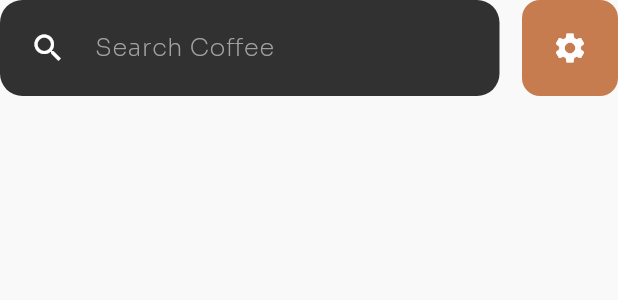
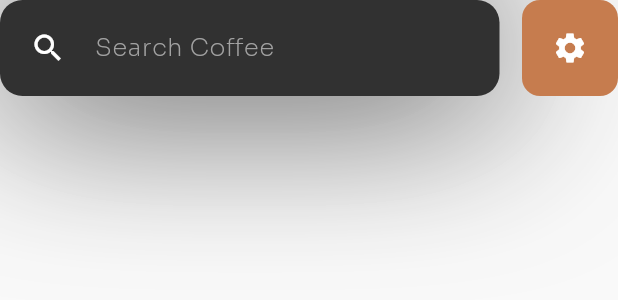
Before and after one commit to Reh4m/flutter-coffee-shop-app, a Flutter app: the SearchWidget widget shown alone on an empty page, opened directly, on a phone screen of 412 x 824 dp. Shown: the top 300 px of the screen. Run offline on Flutter 3.47's test engine with Material 3 defaults, Android fonts, the phone set to English and light mode, and no system bars; our stand-ins replace google_fonts.

Commit message:
Chore: Box Shadow added to Search TextField

```diff
--- a/lib/src/screens/home/widgets/search_widget.dart
+++ b/lib/src/screens/home/widgets/search_widget.dart
@@ -17,6 +17,13 @@ class SearchWidget extends StatelessWidget {
               decoration: BoxDecoration(
                 color: LightTheme.darkGrey,
                 borderRadius: BorderRadius.all(Radius.circular(15)),
+                boxShadow: [
+                  BoxShadow(
+                    color: Colors.black87,
+                    blurRadius: 100,
+                    spreadRadius: 1,
+                  ),
+                ],
               ),
               child: TextField(
                 style: TextStyle(
```
